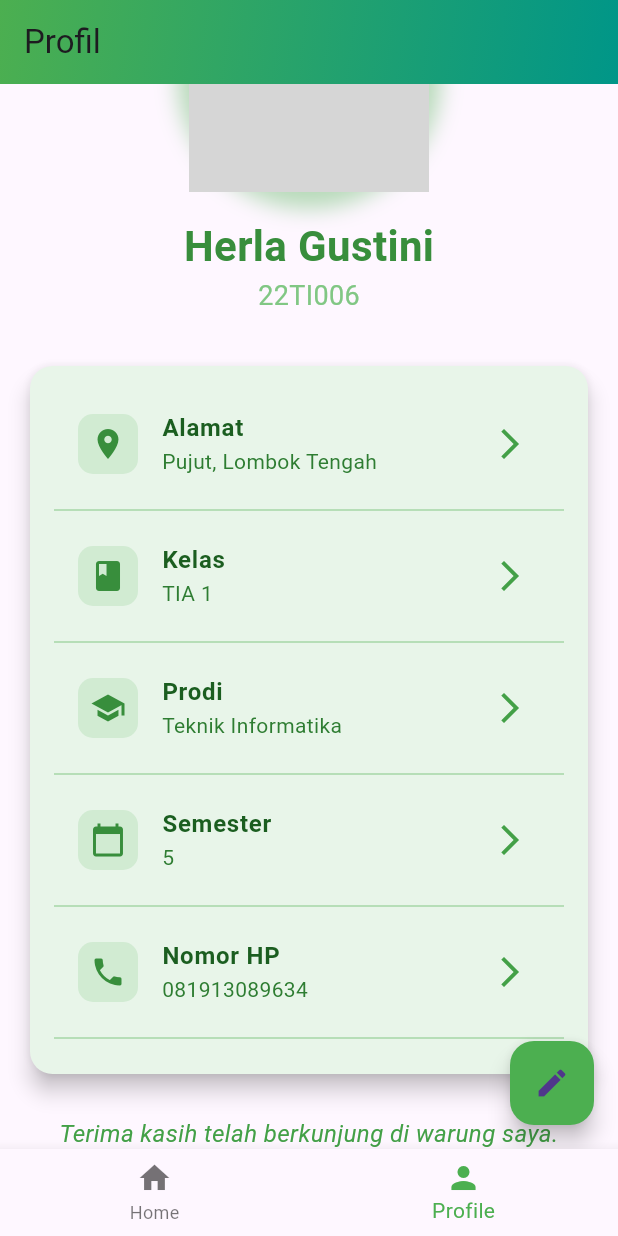
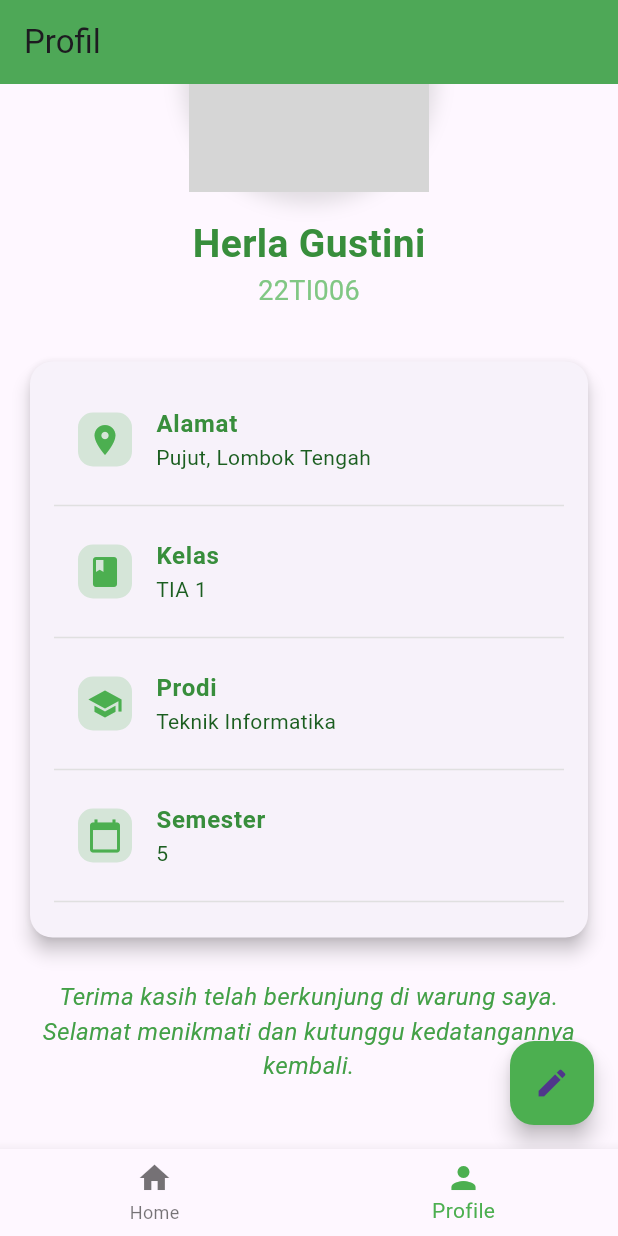
Before and after one commit to herlagustini1508/project_warung_makan, a Flutter app: the screen it shows after launch, item 2 of the bottom bar chosen, scrolled down 108 dp, on a phone screen of 412 x 824 dp. Run offline on Flutter 3.47's test engine with Material 3 defaults, Android fonts, the phone set to English and light mode, and no system bars; network calls fail; grey boxes are pictures that could not be loaded.

Commit message:
update profil

```diff
--- a/lib/profile.dart
+++ b/lib/profile.dart
@@ -11,38 +11,22 @@ class Profile extends StatelessWidget {
     return Scaffold(
       appBar: AppBar(
         title: Text("Profil"),
-        flexibleSpace: Container(
-          decoration: BoxDecoration(
-            gradient: LinearGradient(
-              colors: [Colors.green, Colors.teal],
-              begin: Alignment.topLeft,
-              end: Alignment.bottomRight,
-            ),
-          ),
-        ),
-        elevation: 4,
+        backgroundColor: Colors.green,
       ),
       body: SingleChildScrollView(
         padding: const EdgeInsets.symmetric(horizontal: 16.0, vertical: 20.0),
         child: Column(
           crossAxisAlignment: CrossAxisAlignment.center,
           children: [
-            // Foto Profil dengan animasi saat ditekan
-            GestureDetector(
-              onTap: () {
-                ScaffoldMessenger.of(context).showSnackBar(
-                  SnackBar(content: Text("Foto Profil Diklik")),
-                );
-              },
-              child: AnimatedContainer(
-                duration: Duration(milliseconds: 300),
+            // Foto Profil
+            Container(
               decoration: BoxDecoration(
                 shape: BoxShape.circle,
                 boxShadow: [
                   BoxShadow(
-                      color: Colors.green.withOpacity(0.4),
-                      spreadRadius: 8,
-                      blurRadius: 12,
+                    color: Colors.grey.withOpacity(0.3),
+                    spreadRadius: 5,
+                    blurRadius: 10,
                     offset: Offset(0, 3),
                   ),
                 ],
@@ -53,7 +37,6 @@ class Profile extends StatelessWidget {
                 backgroundColor: Colors.transparent,
               ),
             ),
-            ),
             SizedBox(height: 16),
 
             // Nama dan ID
@@ -62,7 +45,7 @@ class Profile extends StatelessWidget {
                 Text(
                   "Herla Gustini",
                   style: TextStyle(
-                    fontSize: 28,
+                    fontSize: 26,
                     fontWeight: FontWeight.bold,
                     color: Colors.green[700],
                   ),
@@ -78,13 +61,12 @@ class Profile extends StatelessWidget {
             ),
             SizedBox(height: 30),
 
-            // Biodata dalam Card yang lebih stylish
+            // Biodata dalam Card
             Card(
-              color: Colors.green[50],
               shape: RoundedRectangleBorder(
                 borderRadius: BorderRadius.circular(15),
               ),
-              elevation: 6,
+              elevation: 5,
               child: Padding(
                 padding: const EdgeInsets.all(16.0),
                 child: Column(
@@ -109,11 +91,6 @@ class Profile extends StatelessWidget {
                       title: "Semester",
                       subtitle: "5",
                     ),
-                    ProfileListTile(
-                      icon: Icons.phone,
-                      title: "Nomor HP",
-                      subtitle: "081913089634",
-                    ),
                   ],
                 ),
               ),
@@ -137,9 +114,7 @@ class Profile extends StatelessWidget {
       ),
       floatingActionButton: FloatingActionButton(
         onPressed: () {
-          ScaffoldMessenger.of(context).showSnackBar(
-            SnackBar(content: Text("Edit Profil")),
-          );
+          // Add edit functionality here
         },
         backgroundColor: Colors.green,
         child: Icon(Icons.edit),
@@ -148,7 +123,7 @@ class Profile extends StatelessWidget {
   }
 }
 
-// Custom ListTile widget with enhanced style
+// Custom ListTile widget for profile details
 class ProfileListTile extends StatelessWidget {
   final IconData icon;
   final String title;
@@ -167,29 +142,28 @@ class ProfileListTile extends StatelessWidget {
       children: [
         ListTile(
           leading: Container(
-            padding: EdgeInsets.all(8),
+            padding: EdgeInsets.all(6),
             decoration: BoxDecoration(
-              color: Colors.green.withOpacity(0.15),
+              color: Colors.green.withOpacity(0.2),
               borderRadius: BorderRadius.circular(10),
             ),
-            child: Icon(icon, color: Colors.green[700]),
+            child: Icon(icon, color: Colors.green),
           ),
           title: Text(
             title,
             style: TextStyle(
               fontWeight: FontWeight.bold,
-              color: Colors.green[900],
+              color: Colors.green[700],
             ),
           ),
           subtitle: Text(
             subtitle,
             style: TextStyle(
-              color: Colors.green[800],
+              color: Colors.green[900],
             ),
           ),
-          trailing: Icon(Icons.arrow_forward_ios, color: Colors.green[600]),
         ),
-        Divider(color: Colors.green[200], thickness: 1),
+        Divider(color: Colors.grey[300], thickness: 1),
       ],
     );
   }
```
Lines whose indentation alone changed are shown as unchanged.
